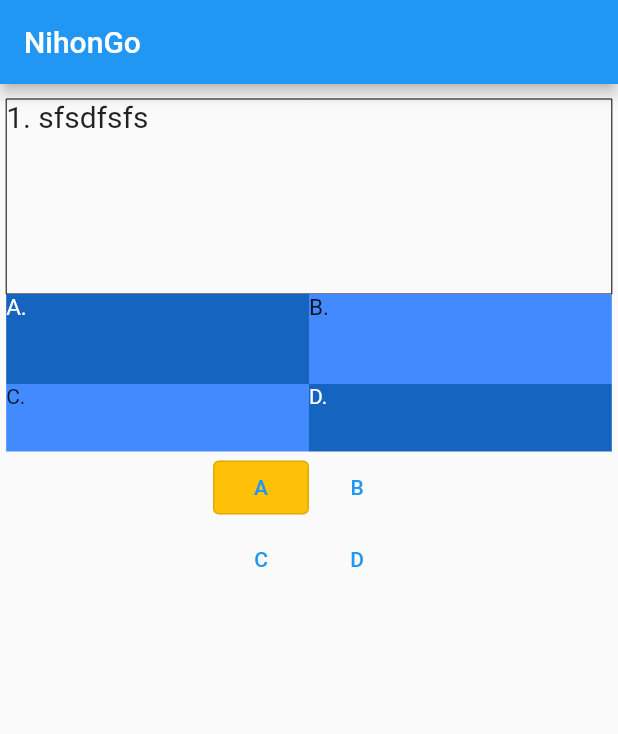
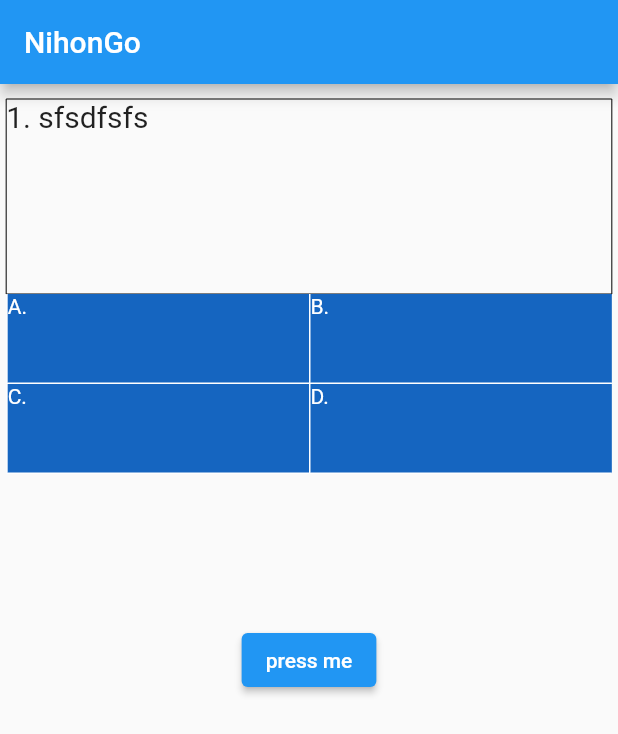
Before and after one commit to zukigit/flutter-multipleChoice, a Flutter app: the screen it shows after launch, on a phone screen of 412 x 824 dp. Shown: the top 734 px of the screen. Run offline on Flutter 3.47's test engine with Material 2 defaults, Android fonts, the phone set to English and light mode, and no system bars.

Commit message:
add second version

```diff
--- a/lib/pages/home.dart
+++ b/lib/pages/home.dart
@@ -8,6 +8,7 @@ class myHome extends StatefulWidget {
 }
 
 class _myHomeState extends State<myHome> {
+  bool tapA = false, tapB = false, tapC = false, tapD = false;
   @override
   Widget build(BuildContext context) {
     return Scaffold(
@@ -21,8 +22,7 @@ class _myHomeState extends State<myHome> {
               child: FractionallySizedBox(
                   alignment: Alignment.center,
                   widthFactor: 0.98,
-                child: questionField()
-              ),
+                  child: questionField()),
             ),
             FractionallySizedBox(
               widthFactor: 0.98,
@@ -31,26 +31,50 @@ class _myHomeState extends State<myHome> {
                   mainAxisAlignment: MainAxisAlignment.center,
                   children: [
                     Expanded(
+                      child: GestureDetector(
+                        onTap: () {
+                          setState(() {
+                            tapA ? tapA = false : tapA = true;
+                            tapC = false; tapB = false; tapD = false;
+                          });
+                        },
                         child: Container(
                           height: 60,
                           child: Text(
-                          "A.　",
-                          style: TextStyle(color: Colors.white, fontSize: 15),
+                            "A.",
+                            style: TextStyle(color: Colors.white),
                           ),
                           decoration: BoxDecoration(
-                          color: Colors.blue[800],
+                            border: Border(
+                                left: BorderSide(width: 1, color: Colors.white),
+                                bottom:
+                                    BorderSide(width: 1, color: Colors.white)),
+                            color: tapA ? Colors.blueGrey : Colors.blue[800],
+                          ),
                         ),
                       ),
                     ),
                     Expanded(
+                      child: GestureDetector(
+                        onTap: () {
+                          setState(() {
+                            tapB ? tapB = false : tapB = true;
+                            tapA = false; tapC = false; tapD = false;
+                          });
+                        },
                         child: Container(
                           height: 60,
                           child: Text(
-                          "B.  ",
-                          style: TextStyle(color: Colors.black87, fontSize: 15),
+                            "B.",
+                            style: TextStyle(color: Colors.white),
                           ),
                           decoration: BoxDecoration(
-                          color: Colors.blueAccent,
+                            border: Border(
+                                left: BorderSide(width: 1, color: Colors.white),
+                                bottom:
+                                    BorderSide(width: 1, color: Colors.white)),
+                            color: tapB ? Colors.blueGrey : Colors.blue[800],
+                          ),
                         ),
                       ),
                     ),
@@ -65,26 +89,50 @@ class _myHomeState extends State<myHome> {
                   mainAxisAlignment: MainAxisAlignment.center,
                   children: [
                     Expanded(
+                      child: GestureDetector(
+                        onTap: () {
+                          setState(() {
+                            tapC ? tapC = false : tapC = true;
+                            tapA = false; tapB = false; tapD = false;
+                          });
+                        },
                         child: Container(
-                        height: 45,
+                          height: 60,
                           child: Text(
                             "C.",
-                          style: TextStyle(color: Colors.black87),
+                            style: TextStyle(color: Colors.white),
                           ),
                           decoration: BoxDecoration(
-                          color: Colors.blueAccent,
+                            border: Border(
+                                left: BorderSide(width: 1, color: Colors.white),
+                                bottom:
+                                    BorderSide(width: 1, color: Colors.white)),
+                            color: tapC ? Colors.blueGrey : Colors.blue[800],
+                          ),
                         ),
                       ),
                     ),
                     Expanded(
+                      child: GestureDetector(
+                        onTap: () {
+                          setState(() {
+                            tapD ? tapD = false : tapD = true;
+                            tapA = false; tapB = false; tapC = false;
+                          });
+                        },
                         child: Container(
-                        height: 45,
+                          height: 60,
                           child: Text(
                             "D.",
                             style: TextStyle(color: Colors.white),
                           ),
                           decoration: BoxDecoration(
-                          color: Colors.blue[800],
+                            border: Border(
+                                left: BorderSide(width: 1, color: Colors.white),
+                                bottom:
+                                    BorderSide(width: 1, color: Colors.white)),
+                            color: tapD ? Colors.blueGrey : Colors.blue[800],
+                          ),
                         ),
                       ),
                     ),
@@ -92,59 +140,17 @@ class _myHomeState extends State<myHome> {
                 ),
               ),
             ),
-            buttonSection(),
+            SizedBox(
+              height: 100,
+            ),
+            ElevatedButton(
+              child: Text("press me"),
+              onPressed: (){
+                print("A $tapA B $tapB C $tapC D $tapD");
+              },
+            )
           ],
         ));
-  }
-}
-
-class buttonSection extends StatelessWidget {
-  const buttonSection({ Key? key }) : super(key: key);
-
-  @override
-  Widget build(BuildContext context) {
-    return FractionallySizedBox(
-      widthFactor: 0.98,
-      child: Container(
-        child: Column(
-          children: [
-            Row(
-              mainAxisAlignment: MainAxisAlignment.center,
-              children: [
-               ButtonTheme(
-                 height: 100,
-                 minWidth: 400,
-                 child: OutlinedButton(
-                   onPressed: (){},
-                   child: Text("A"),
-                   style: OutlinedButton.styleFrom(
-                     backgroundColor: Colors.amber,
-                   )
-                 ),
-               ),
-               TextButton(
-                 onPressed: (){},
-                  child: Text("B")
-               ),
-              ],
-            ),
-            Row(
-              mainAxisAlignment: MainAxisAlignment.center,
-              children: [
-                TextButton(
-                 onPressed: (){},
-                  child: Text("C")
-               ),
-               TextButton(
-                 onPressed: (){},
-                  child: Text("D")
-               ),
-              ],
-            ),
-          ],
-        ),
-      ),
-    );
   }
 }
 
```
Lines whose indentation alone changed are shown as unchanged.
